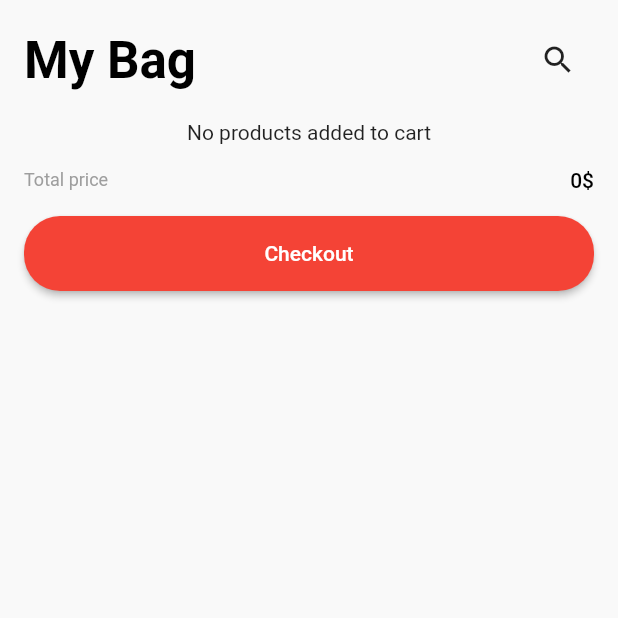
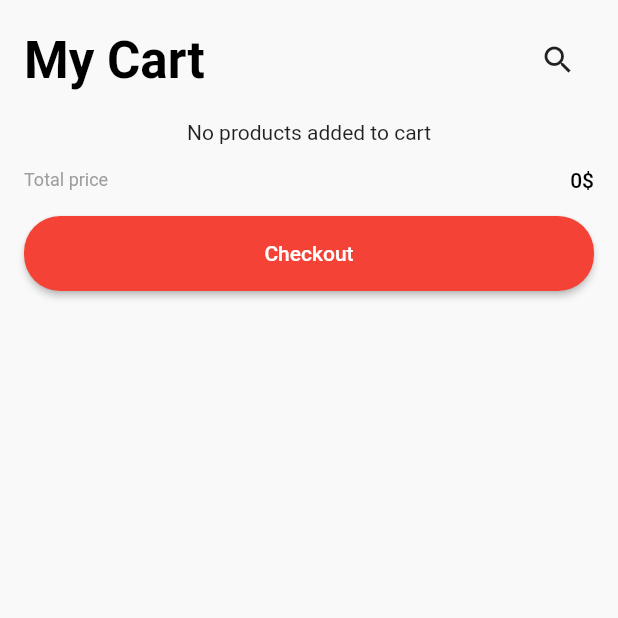
Before and after one commit to AbdullahEmadEldin/E-commerce-app, a Flutter app: the CartPage screen opened directly, on a phone screen of 412 x 824 dp, the top half of it. Run offline on Flutter 3.47's test engine with Material 2 defaults, Android fonts, the phone set to English and light mode, and no system bars; our stand-ins replace bloc, cloud_firestore, dio, firebase_auth, firebase_core, flutter_bloc and 3 more; missing offline and left inert: flutter_stripe; accounts and stored records are empty.

Commit message:
Some editing in wrapping and routing

```diff
--- a/lib/Utilities/routes.dart
+++ b/lib/Utilities/routes.dart
@@ -7,4 +7,5 @@ class AppRoutes {
   static const String chekoutPage = '/checkOut';
   static const String viewAddressesPage = '/view_addresses';
   static const String addAddressPage = '/view_addresses/add_address';
+  static const String creditCardPage = '/check_out/cresit_card';
 }
--- a/lib/view/Pages/cart_page.dart
+++ b/lib/view/Pages/cart_page.dart
@@ -21,7 +21,6 @@ class _CartPageState extends State<CartPage> {
   @override
   Widget build(BuildContext context) {
     BlocProvider.of<CartCubit>(context).getCartProducts();
-    //final databaseProvider = Provider.of<Repository>(context);
     return SafeArea(
       child: Scaffold(
         body: Padding(
@@ -31,7 +30,7 @@ class _CartPageState extends State<CartPage> {
               mainAxisAlignment: MainAxisAlignment.spaceBetween,
               children: [
                 Text(
-                  'My Bag',
+                  'My Cart',
                   style: Theme.of(context).textTheme.headlineMedium!.copyWith(
                       color: Colors.black, fontWeight: FontWeight.bold),
                 ),
@@ -87,6 +86,7 @@ class _CartPageState extends State<CartPage> {
               ontap: () {
                 Navigator.of(context, rootNavigator: true).pushNamed(
                   AppRoutes.chekoutPage,
+                  arguments: totalPrice,
                 );
               },
               hasCircularBorder: true,
--- a/lib/view/Pages/landing_page.dart
+++ b/lib/view/Pages/landing_page.dart
@@ -4,7 +4,6 @@ import 'package:e_commerce_app/business_logic_layer/product_cubit/product_cubit.
 import 'package:e_commerce_app/data_layer/repository/firestore_repo.dart';
 import 'package:flutter/material.dart';
 import 'package:firebase_auth/firebase_auth.dart';
-import 'package:provider/provider.dart';
 import 'package:flutter_bloc/flutter_bloc.dart';
 import 'package:e_commerce_app/Controllers/auth_controller.dart';
 import 'package:e_commerce_app/data_layer/Services/firebase_auth.dart';
```
Also changed, not shown: lib/Utilities/router.dart (+27 -8 lines).
